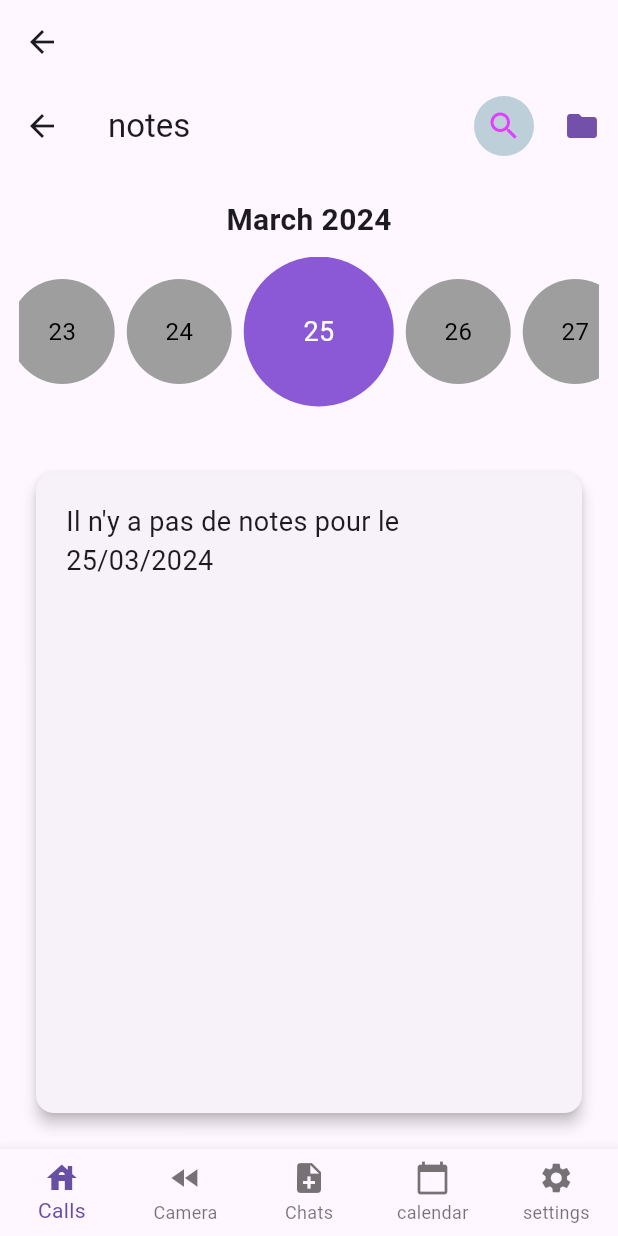
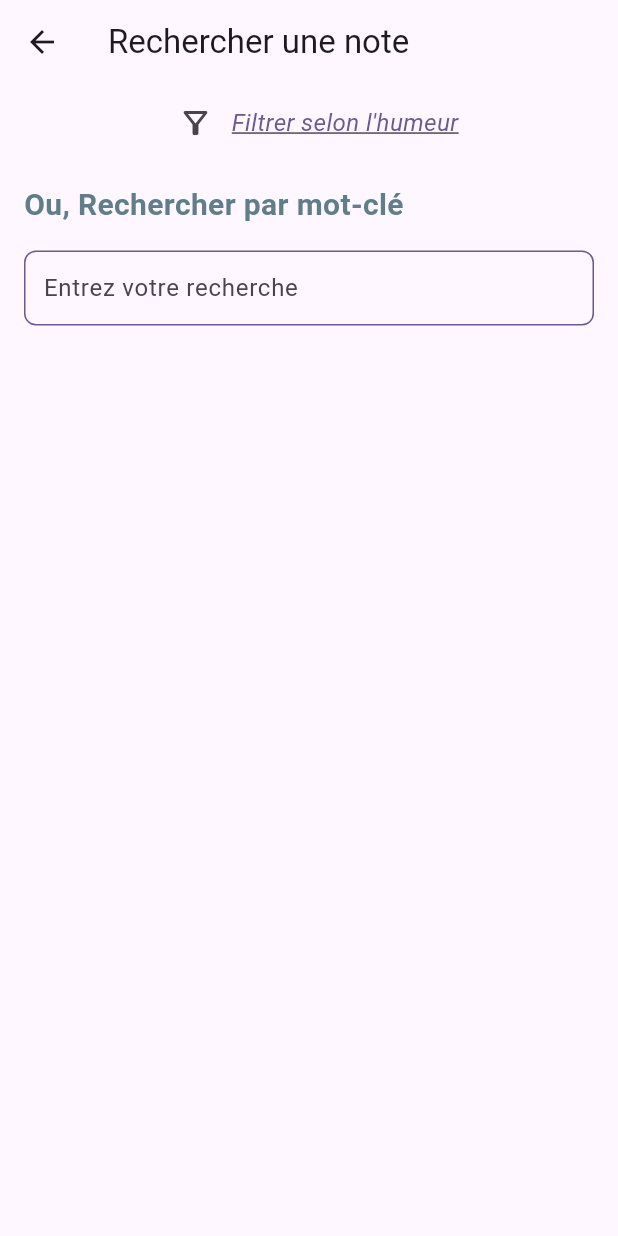
Before and after one commit to ThomasVly/Projet-F, a Flutter app: the NavBar screen opened directly, after a tap on the "search" icon, on a phone screen of 412 x 824 dp. Run offline on Flutter 3.47's test engine with Material 3 defaults, Android fonts, the phone set to English and light mode, and no system bars; our stand-ins replace shared_preferences, table_calendar; accounts and stored records are empty.

Commit message:
nouveautés

```diff
--- /dev/null
+++ b/lib/classes/RecherchePage.dart
@@ -0,0 +1,117 @@
+import 'package:flutter/material.dart';
+
+class RecherchePage extends StatefulWidget {
+  @override
+  _RecherchePageState createState() => _RecherchePageState();
+}
+
+class _RecherchePageState extends State<RecherchePage> {
+  String _searchText = '';
+  final List<Map<String, dynamic>> _emotions = [
+    {'name': 'Joie', 'emoji': '😊'},
+    {'name': 'Tristesse', 'emoji': '😢'},
+    {'name': 'Colère', 'emoji': '😡'},
+    {'name': 'Amour', 'emoji': '😍'},
+    {'name': 'Choc', 'emoji': '😱'},
+    {'name': 'Peur', 'emoji': '😖'},
+  ];
+
+  @override
+  Widget build(BuildContext context) {
+    return Scaffold(
+      appBar: AppBar(
+        title: Text('Rechercher une note'),
+        bottom: PreferredSize(
+          preferredSize: Size.fromHeight(50.0),
+          child: Row(
+            mainAxisAlignment: MainAxisAlignment.center,
+            children: [
+              IconButton(
+                icon: Icon(Icons.filter_alt_outlined),
+                onPressed: () {
+                  _showFilterOptions(context);
+                },
+              ),
+              Text(
+                'Filtrer selon l\'humeur',
+                style: TextStyle(
+                  fontSize: 16,
+                  fontStyle: FontStyle.italic,
+                  decoration: TextDecoration.underline,
+                  color: Color.fromARGB(255, 105, 90, 146),
+                ),
+              ),
+            ],
+          ),
+        ),
+      ),
+      body: Padding(
+        padding: const EdgeInsets.all(16.0),
+        child: Column(
+          crossAxisAlignment: CrossAxisAlignment.start,
+          children: [
+            Text(
+              'Ou, Rechercher par mot-clé',
+              style: TextStyle(
+                fontSize: 20,
+                fontWeight: FontWeight.bold,
+                color: Colors.blueGrey,
+              ),
+            ),
+            SizedBox(height: 16),
+            Container(
+              padding: EdgeInsets.symmetric(horizontal: 12),
+              decoration: BoxDecoration(
+                borderRadius: BorderRadius.circular(8),
+                border: Border.all(color: Color.fromARGB(255, 105, 90, 146)),
+              ),
+              child: TextField(
+                onChanged: (value) {
+                  setState(() {
+                    _searchText = value;
+                  });
+                },
+                decoration: InputDecoration(
+                  hintText: 'Entrez votre recherche',
+                  border: InputBorder.none,
+                ),
+              ),
+            ),
+          ],
+        ),
+      ),
+    );
+  }
+
+  void _showFilterOptions(BuildContext context) {
+    showModalBottomSheet(
+      context: context,
+      builder: (BuildContext context) {
+        return Container(
+          decoration: BoxDecoration(
+            color: Colors.white,
+            borderRadius: BorderRadius.vertical(top: Radius.circular(20)),
+          ),
+          child: Wrap(
+            children: _emotions.map((emotion) {
+              return ListTile(
+                title: Text(
+                  emotion['name'],
+                  style: TextStyle(fontWeight: FontWeight.bold),
+                ),
+                leading: Text(
+                  emotion['emoji'],
+                  style: TextStyle(fontSize: 24),
+                ),
+                onTap: () {
+                  // Appliquer le filtre correspondant à l'émotion
+                  Navigator.pop(context);
+                },
+              );
+            }).toList(),
+          ),
+        );
+      },
+    );
+  }
+}
--- a/lib/classes/accueil.dart
+++ b/lib/classes/accueil.dart
@@ -2,6 +2,7 @@ import 'package:flutter/material.dart';
 import 'package:flutter_application_1/classes/dossiers.dart';
 import 'package:shared_preferences/shared_preferences.dart';
 import 'package:intl/intl.dart';
+import 'RecherchePage.dart';
 
 class Accueil extends StatefulWidget {
   const Accueil({Key? key, required this.title}) : super(key: key);
@@ -71,6 +72,10 @@ class _AccueilState extends State<Accueil> {
               ),
             ),
             onPressed: () {
+              Navigator.push(
+                context,
+                MaterialPageRoute(builder: (context) => RecherchePage()),
+              );
               // Code à exécuter lorsqu'on appuie sur l'icône de recherche
             },
           ),
--- a/lib/classes/calendrier.dart
+++ b/lib/classes/calendrier.dart
@@ -1,9 +1,5 @@
-// Copyright 2019 Aleksander Woźniak
-// SPDX-License-Identifier: Apache-2.0
-
 import 'package:flutter/material.dart';
 import 'package:table_calendar/table_calendar.dart';
-
 
 class Calendar extends StatefulWidget {
   const Calendar({super.key, required this.title});
--- a/lib/classes/navbar.dart
+++ b/lib/classes/navbar.dart
@@ -4,12 +4,12 @@ import 'chargement.dart';
 import 'calendrier.dart';
 import 'accueil.dart';
 import 'notes.dart';
+import 'dossiers.dart';
 
-
+const Color bottomNavBgColor = Color.fromARGB(192, 129, 61, 212);
 
 class NavBar extends StatefulWidget {
-  const NavBar({super.key, required this.title});
-
+  const NavBar({Key? key, required this.title}) : super(key: key);
 
   final String title;
 
@@ -18,8 +18,6 @@ class NavBar extends StatefulWidget {
 }
 
 class _NavBarState extends State<NavBar> {
-
-
   int _selectedIndex = 0;
 
   void _onItemTapped(int index) {
@@ -30,18 +28,9 @@ class _NavBarState extends State<NavBar> {
 
   @override
   Widget build(BuildContext context) {
-    // This method is rerun every time setState is called, for instance as done
-    // by the _incrementCounter method above.
-    //
-    // The Flutter framework has been optimized to make rerunning build methods
-    // fast, so that you can just rebuild anything that needs updating rather
-    // than having to individually change instances of widgets.
-
-
     const List<Widget> _pages = <Widget>[
-
-      Accueil(title: "notes",),
-      Calendar(title: "calendar",),
+      Accueil(title: "notes"),
+      Calendar(title: "calendar"),
       Chargement(title: 'yousk2'),
       Icon(
         Icons.calendar_today,
@@ -51,40 +40,59 @@ class _NavBarState extends State<NavBar> {
     ];
 
     return Scaffold(
-
       appBar: AppBar(
         title: const Text(''),
       ),
-
-      body : Center(
+      body: Center(
         child: _pages.elementAt(_selectedIndex),
       ),
-      bottomNavigationBar:BottomNavigationBar(
+      bottomNavigationBar: Container(
+        decoration: BoxDecoration(
+          borderRadius: const BorderRadius.all(Radius.circular(27)),
+          color: bottomNavBgColor,
+          boxShadow: [
+            BoxShadow(
+              color: Colors.grey.withOpacity(0.8),
+              spreadRadius: 2,
+              blurRadius: 7,
+              offset: Offset(0, 3),
+            ),
+          ],
+        ),
+        child: BottomNavigationBar(
           type: BottomNavigationBarType.fixed,
+          backgroundColor: Colors.transparent,
+          selectedItemColor: Colors.white,
+          unselectedItemColor: Colors.grey,
+          currentIndex: _selectedIndex,
+          onTap: _onItemTapped,
+          selectedIconTheme:
+              IconThemeData(size: 32), // Agrandir l'icône sélectionnée
           items: const <BottomNavigationBarItem>[
             BottomNavigationBarItem(
               icon: Icon(Icons.house),
-            label: 'Calls',
-          ),
-          BottomNavigationBarItem(
-            icon: Icon(Icons.fast_rewind),
-            label: 'Camera',
-          ),
-          BottomNavigationBarItem(
-            icon: Icon(Icons.note_add),
-            label: 'Chats',
+              label: 'Accueil',
             ),
             BottomNavigationBarItem(
               icon: Icon(Icons.calendar_today),
-            label: 'calendar',
+              label: 'calendrier',
+            ),
+            BottomNavigationBarItem(
+              icon: Icon(
+                  Icons.add_circle_outline), // Icône "Ajouter" pour les notes
+              label: 'Notes', // Label pour les notes
+            ),
+            BottomNavigationBarItem(
+              icon: Icon(Icons
+                  .history), // Icône de vue liste pour le résumé ou le récapitulatif
+              label: 'Récapitulatif ', // Label pour le résumé
             ),
             BottomNavigationBarItem(
               icon: Icon(Icons.settings),
-            label: 'settings',
+              label: 'Paramètres',
             ),
           ],
-        currentIndex : _selectedIndex,
-        onTap: _onItemTapped,
+        ),
       ),
     );
   }
--- a/lib/classes/themes.dart
+++ b/lib/classes/themes.dart
@@ -23,6 +23,7 @@ class _ThemesState extends State<Themes> {
 
   Future<void> _loadPreferences() async {
     _prefs = await SharedPreferences.getInstance();
+
     setState(() {
       _sliderValue = _prefs.getDouble('theme') ?? 0.0;
     });
@@ -33,9 +34,8 @@ class _ThemesState extends State<Themes> {
       _sliderValue = value;
     });
     await _prefs.setDouble('theme', value);
-    bool isDarkMode = value ==1.0;
+    bool isDarkMode = value == 1.0;
     MyApp.updateTheme(context, isDarkMode);
-
   }
 
   @override
--- a/lib/main.dart
+++ b/lib/main.dart
@@ -43,8 +43,8 @@ class _MyAppState extends State<MyApp> {
   }
 
   bool isDarkMode() {
-  return _isDarkMode;
-}
+    return _isDarkMode;
+  }
 
   @override
   Widget build(BuildContext context) {
--- a/pubspec.yaml
+++ b/pubspec.yaml
@@ -31,7 +31,6 @@ dependencies:
   flutter:
     sdk: flutter
 
-
   # The following adds the Cupertino Icons font to your application.
   # Use with the CupertinoIcons class for iOS style icons.
   cupertino_icons: ^1.0.6
@@ -41,6 +40,8 @@ dependencies:
   shared_preferences: any
 
   path_provider: any
+
+
 
 
 dev_dependencies:
```
Also changed, not shown: lib/classes/chargement.dart (+105 -62 lines), lib/classes/dossiers.dart (+22 -0 lines). Lines whose indentation alone changed are shown as unchanged.
